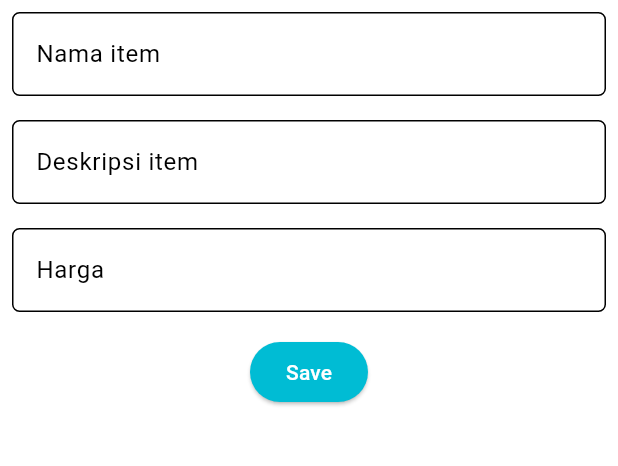
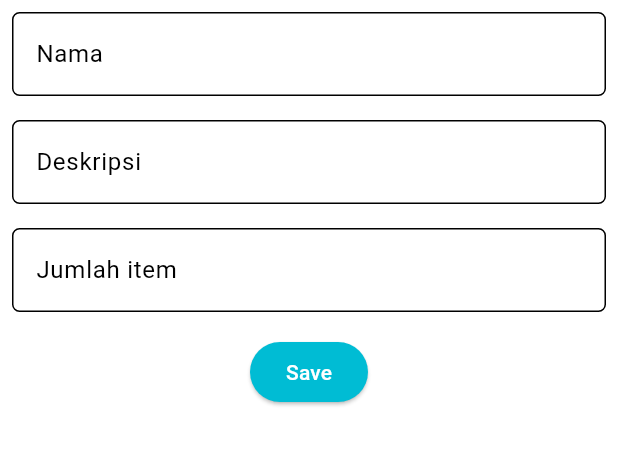
Before and after one commit to naphiale/labventory-mobile, a Flutter app: the screen it shows after launch, in the side drawer, after a tap on "Tambah Product", on a phone screen of 412 x 824 dp, the part 84-550 px from its top. Run offline on Flutter 3.47's test engine with Material 3 defaults, Android fonts, the phone set to English and light mode, and no system bars.

Commit message:
tugas 8 - amount

```diff
--- a/lib/screens/productentry_form.dart
+++ b/lib/screens/productentry_form.dart
@@ -12,7 +12,7 @@ class _ProductEntryFormPageState extends State<ProductEntryFormPage> {
   final _formKey = GlobalKey<FormState>();
   String _name = "";
 	String _description = "";
-  double _price = 0.0;
+  double _amount = 0.0;
 
   @override
   Widget build(BuildContext context) {
@@ -38,8 +38,8 @@ class _ProductEntryFormPageState extends State<ProductEntryFormPage> {
                 padding: const EdgeInsets.all(8.0),
                 child: TextFormField(
                   decoration: InputDecoration(
-                    hintText: "Nama",
-                    labelText: "Nama item",
+                    hintText: "Nama item",
+                    labelText: "Nama",
                     border: OutlineInputBorder(
                       borderRadius: BorderRadius.circular(5.0),
                     ),
@@ -61,8 +61,8 @@ class _ProductEntryFormPageState extends State<ProductEntryFormPage> {
                 padding: const EdgeInsets.all(8.0),
                 child: TextFormField(
                   decoration: InputDecoration(
-                    hintText: "Deskripsi",
-                    labelText: "Deskripsi item",
+                    hintText: "Deskripsi item",
+                    labelText: "Deskripsi",
                     border: OutlineInputBorder(
                       borderRadius: BorderRadius.circular(5.0),
                     ),
@@ -84,8 +84,8 @@ class _ProductEntryFormPageState extends State<ProductEntryFormPage> {
                 padding: const EdgeInsets.all(8.0),
                 child: TextFormField(
                   decoration: InputDecoration(
-                    hintText: "Harga",
-                    labelText: "Harga",
+                    hintText: "Jumlah",
+                    labelText: "Jumlah item",
                     border: OutlineInputBorder(
                       borderRadius: BorderRadius.circular(5.0),
                     ),
@@ -93,15 +93,15 @@ class _ProductEntryFormPageState extends State<ProductEntryFormPage> {
                   keyboardType: TextInputType.number,
                   onChanged: (String? value) {
                     setState(() {
-                      _price = double.tryParse(value!) ?? 0;
+                      _amount = double.tryParse(value!) ?? 0;
                     });
                   },
                   validator: (String? value) {
                     if (value == null || value.isEmpty) {
-                      return "Harga tidak boleh kosong!";
+                      return "Jumlah item tidak boleh kosong!";
                     }
                     if (double.tryParse(value) == null) {
-                      return "Harga harus berupa angka!";
+                      return "Jumlah item harus berupa angka!";
                     }
                     return null;
                   },
@@ -129,7 +129,7 @@ class _ProductEntryFormPageState extends State<ProductEntryFormPage> {
                                   children: [
                                     Text('Nama: $_name'),
                                     Text('Deskripsi: $_description'),
-                                    Text('Harga: $_price'),
+                                    Text('Jumlah: $_amount'),
                                   ],
                                 ),
                               ),
```
